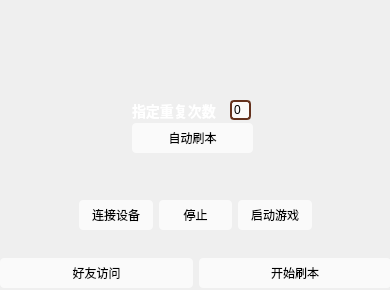
Qt form arknightsUI.ui (ander1023/ArkAuto) before a commit.
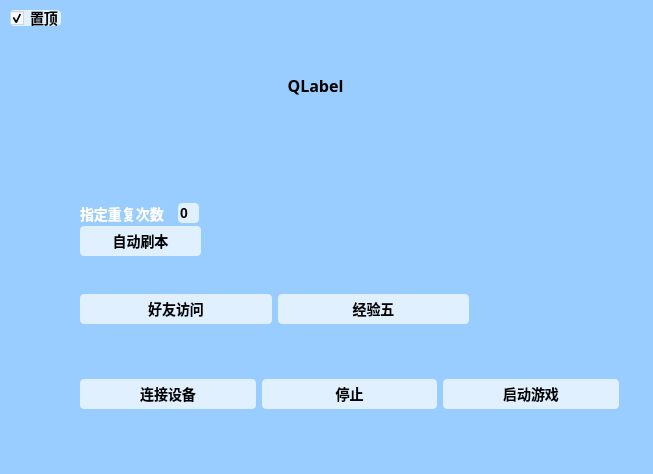
The same form after that commit. Icons and pictures are not drawn.

Patch:
```diff
--- a/arknightsUI.ui
+++ b/arknightsUI.ui
@@ -9,81 +9,68 @@
    <rect>
     <x>0</x>
     <y>0</y>
-    <width>390</width>
-    <height>290</height>
+    <width>653</width>
+    <height>474</height>
    </rect>
   </property>
   <property name="windowTitle">
    <string>MainWindow</string>
   </property>
   <property name="styleSheet">
-   <string notr="true"/>
+   <string notr="true">*{
+font-family: &quot;Microsoft YaHei&quot;;
+font-weight:bold;
+font-size:14px;
+}
+QWidget{
+background:#99ccff
+}
+
+QLabel{
+color:#fff;
+background:transparent;
+font-size:14px;
+font-weight:bold
+}
+
+QPushButton,QCheckBox{
+border:rgba(255,255,255,0.8);
+background:rgba(255,255,255,0.7);
+height:30px;
+border-radius:4px
+}
+QPushButton:pressed,QCheckBox:pressed{
+background-color:rgba(255,255,255,0.5);
+}
+QPushButton:hover,QCheckBox:hover{
+background-color:rgba(0,0,0,0.3);
+}
+</string>
   </property>
   <widget class="QWidget" name="centralwidget">
    <property name="font">
     <font>
-     <family>宋体</family>
+     <family>Microsoft YaHei</family>
+     <pointsize>-1</pointsize>
+     <weight>75</weight>
+     <bold>true</bold>
     </font>
    </property>
    <property name="cursor">
     <cursorShape>ArrowCursor</cursorShape>
    </property>
-   <widget class="QFrame" name="frame">
-    <property name="geometry">
-     <rect>
-      <x>0</x>
-      <y>0</y>
-      <width>400</width>
-      <height>300</height>
-     </rect>
-    </property>
-    <property name="styleSheet">
-     <string notr="true">QFrame{background-image: url(:/新前缀/ui_img/background.png);border:none}
-
-QLabel{color:#fff;background:transparent;font-size:14px;font-weight:bold}
-
-QPushButton{border:rgba(255,255,255,0.8);background:rgba(255,255,255,0.7);height:30px;border-radius:4px}
-QPushButton:pressed{background-color:rgba(255,255,255,0.5);}</string>
-    </property>
-    <property name="frameShape">
-     <enum>QFrame::StyledPanel</enum>
-    </property>
-    <property name="frameShadow">
-     <enum>QFrame::Raised</enum>
-    </property>
-    <widget class="QLabel" name="hitokotoLable">
-     <property name="geometry">
-      <rect>
-       <x>0</x>
-       <y>100</y>
-       <width>381</width>
-       <height>81</height>
-      </rect>
-     </property>
-     <property name="styleSheet">
-      <string notr="true">&lt;--*{background:rgba(255,255,255,0.7);color:rgb(0,0,0);border-radius:10px}!--&gt;</string>
-     </property>
-     <property name="text">
-      <string/>
-     </property>
-     <property name="alignment">
-      <set>Qt::AlignCenter</set>
-     </property>
-     <property name="margin">
-      <number>10</number>
-     </property>
-    </widget>
     <widget class="QLabel" name="logLable">
      <property name="geometry">
       <rect>
-       <x>10</x>
+      <x>130</x>
        <y>50</y>
        <width>371</width>
-       <height>41</height>
+      <height>71</height>
       </rect>
      </property>
      <property name="font">
       <font>
+      <family>Microsoft YaHei</family>
        <pointsize>-1</pointsize>
        <weight>75</weight>
        <bold>true</bold>
@@ -93,29 +80,96 @@
       <string notr="true">*{color:black;border-radius:10px;font-size:16px}</string>
      </property>
      <property name="text">
-      <string/>
+     <string>QLabel</string>
      </property>
      <property name="alignment">
       <set>Qt::AlignCenter</set>
      </property>
     </widget>
-    <widget class="QWidget" name="verticalLayoutWidget">
+   <widget class="QWidget" name="">
      <property name="geometry">
       <rect>
-       <x>0</x>
-       <y>97</y>
-       <width>391</width>
-       <height>191</height>
-      </rect>
-     </property>
-     <layout class="QVBoxLayout" name="verticalLayout">
+      <x>80</x>
+      <y>280</y>
+      <width>389</width>
+      <height>59</height>
+     </rect>
+    </property>
+    <layout class="QHBoxLayout" name="horizontalLayout_2">
       <item>
-       <layout class="QHBoxLayout" name="horizontalLayout_3">
+      <widget class="QPushButton" name="autoFriendsBt">
+       <property name="text">
+        <string>好友访问</string>
+       </property>
+      </widget>
+     </item>
         <item>
-         <widget class="QWidget" name="widget_5" native="true"/>
-        </item>
+      <widget class="QPushButton" name="expMapBt">
+       <property name="text">
+        <string>经验五</string>
+       </property>
+      </widget>
+     </item>
+    </layout>
+   </widget>
+   <widget class="QCheckBox" name="setTopBt">
+    <property name="geometry">
+     <rect>
+      <x>10</x>
+      <y>10</y>
+      <width>51</width>
+      <height>16</height>
+     </rect>
+    </property>
+    <property name="text">
+     <string>置顶</string>
+    </property>
+    <property name="checked">
+     <bool>true</bool>
+    </property>
+   </widget>
+   <widget class="QWidget" name="">
+    <property name="geometry">
+     <rect>
+      <x>80</x>
+      <y>360</y>
+      <width>539</width>
+      <height>69</height>
+     </rect>
+    </property>
+    <layout class="QHBoxLayout" name="horizontalLayout">
         <item>
+      <widget class="QPushButton" name="devConnectBt">
+       <property name="text">
+        <string>连接设备</string>
+       </property>
+      </widget>
+     </item>
+     <item>
+      <widget class="QPushButton" name="stopAllBt">
+       <property name="text">
+        <string>停止</string>
+       </property>
+      </widget>
+     </item>
+     <item>
+      <widget class="QPushButton" name="startGameBt">
+       <property name="text">
+        <string>启动游戏</string>
+       </property>
+      </widget>
+     </item>
+    </layout>
+   </widget>
          <widget class="QWidget" name="widget_3" native="true">
+    <property name="geometry">
+     <rect>
+      <x>80</x>
+      <y>200</y>
+      <width>125</width>
+      <height>57</height>
+     </rect>
+    </property>
           <widget class="QPushButton" name="autoCountBt">
            <property name="geometry">
             <rect>
@@ -153,69 +207,12 @@
            </property>
            <property name="styleSheet">
             <string notr="true">*{border-image:none;
- border:2px solid rgb(100,50,30);background:rgba(255,255,255,0.7);border-radius:4px}</string>
+background:rgba(255,255,255,0.7);
+border-radius:4px}</string>
            </property>
            <property name="text">
             <string>0</string>
            </property>
-          </widget>
-         </widget>
-        </item>
-        <item>
-         <widget class="QWidget" name="widget_4" native="true"/>
-        </item>
-       </layout>
-      </item>
-      <item>
-       <layout class="QHBoxLayout" name="horizontalLayout">
-        <item>
-         <widget class="QWidget" name="widget" native="true"/>
-        </item>
-        <item>
-         <widget class="QPushButton" name="devConnectBt">
-          <property name="text">
-           <string>连接设备</string>
-          </property>
-         </widget>
-        </item>
-        <item>
-         <widget class="QPushButton" name="stopAllBt">
-          <property name="text">
-           <string>停止</string>
-          </property>
-         </widget>
-        </item>
-        <item>
-         <widget class="QPushButton" name="startGameBt">
-          <property name="text">
-           <string>启动游戏</string>
-          </property>
-         </widget>
-        </item>
-        <item>
-         <widget class="QWidget" name="widget_2" native="true"/>
-        </item>
-       </layout>
-      </item>
-      <item>
-       <layout class="QHBoxLayout" name="horizontalLayout_2">
-        <item>
-         <widget class="QPushButton" name="autoFriendsBt">
-          <property name="text">
-           <string>好友访问</string>
-          </property>
-         </widget>
-        </item>
-        <item>
-         <widget class="QPushButton" name="expMapBt">
-          <property name="text">
-           <string>开始刷本</string>
-          </property>
-         </widget>
-        </item>
-       </layout>
-      </item>
-     </layout>
     </widget>
    </widget>
   </widget>
```
Lines whose indentation alone changed are shown as unchanged.
